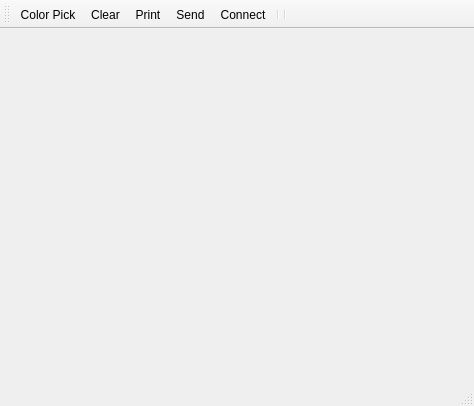
Above: mainwindow.ui from htmos6/Autonomous-Master-Robot-GUI before the change. Below: the same form after it.
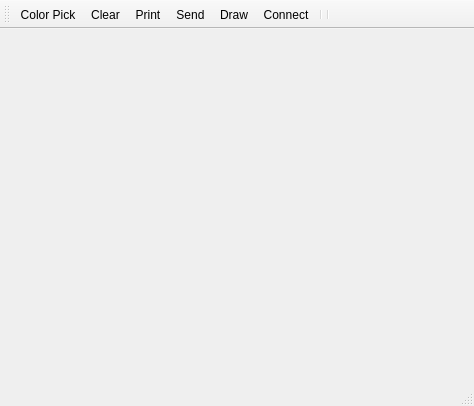
That is the form after the change.

Commit message: draw button added to the tool bar, connections completed with draw____***.cpp file

```diff
--- a/mainwindow.ui
+++ b/mainwindow.ui
@@ -35,6 +35,7 @@
    <addaction name="actionClear"/>
    <addaction name="actionPrint"/>
    <addaction name="actionSend"/>
+   <addaction name="actionDraw"/>
    <addaction name="actionConnect"/>
    <addaction name="separator"/>
    <addaction name="separator"/>
@@ -63,6 +64,11 @@
     <string>Send</string>
    </property>
   </action>
+  <action name="actionDraw">
+   <property name="text">
+    <string>Draw</string>
+   </property>
+  </action>
   <action name="actionConnect">
    <property name="text">
     <string>Connect</string>
```
Left out of the diff: 16 changed lines with no effect on the pictures. The commit also changes 4 other files.
